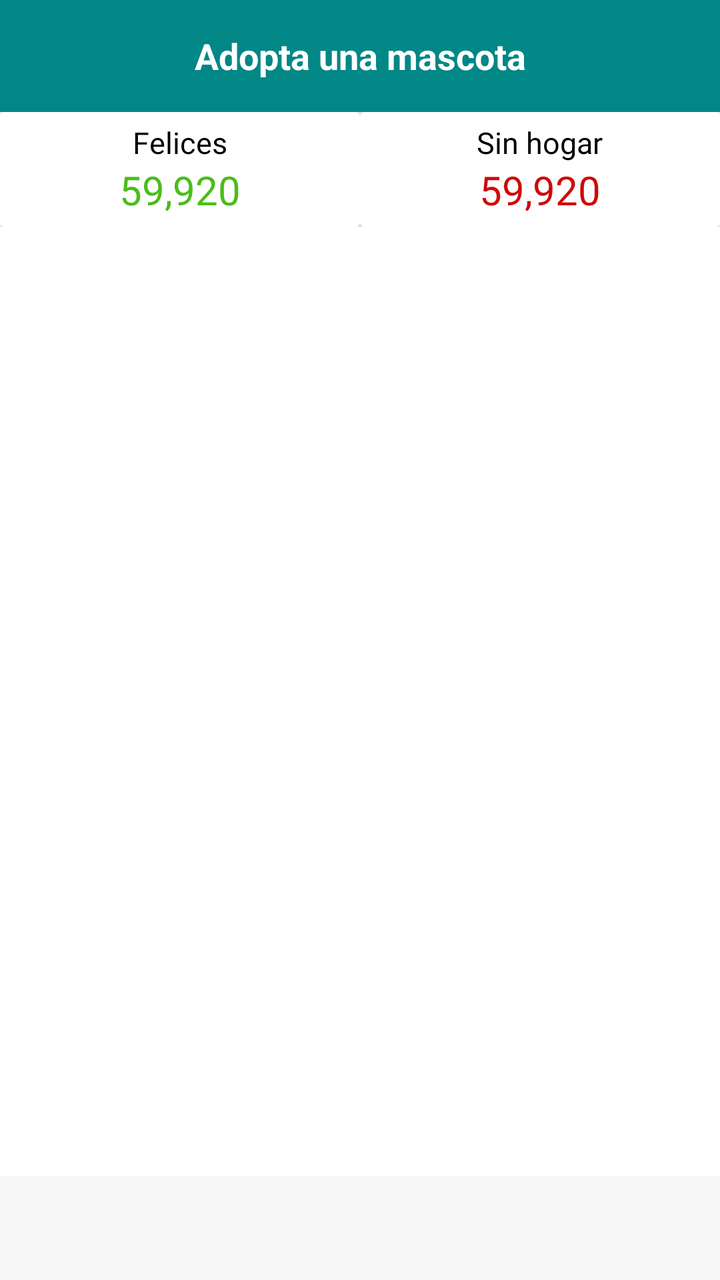
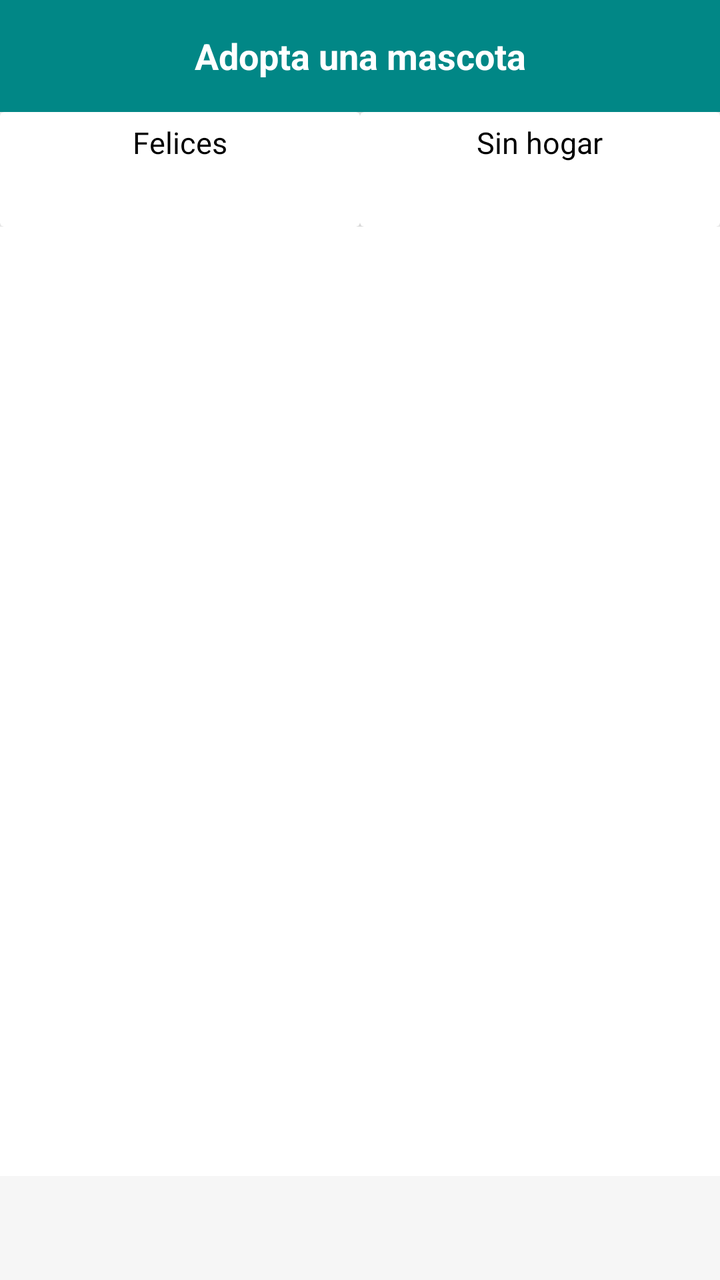

Compare the two renders of this Android layout. The source of the first and the diff that turns it into the second are given below.
<!-- AndroidManifest.xml: activity theme AppThemeLogin -->
<!-- res/layout/activity_users_screen.xml -->
<?xml version="1.0" encoding="utf-8"?>
<androidx.constraintlayout.widget.ConstraintLayout xmlns:android="http://schemas.android.com/apk/res/android"
    xmlns:app="http://schemas.android.com/apk/res-auto"
    xmlns:tools="http://schemas.android.com/tools"
    android:layout_width="match_parent"
    android:layout_height="match_parent"
    tools:context=".vistaUsuario.UsersScreenActivity">

    <FrameLayout
        android:layout_width="match_parent"
        android:layout_height="match_parent"
        app:layout_constraintBottom_toBottomOf="parent"
        app:layout_constraintEnd_toEndOf="parent"
        app:layout_constraintStart_toStartOf="parent"
        app:layout_constraintTop_toTopOf="parent">

        <androidx.constraintlayout.widget.ConstraintLayout
            android:layout_width="match_parent"
            android:layout_height="match_parent">

            <LinearLayout
                android:id="@+id/panelLayout"
                android:layout_width="match_parent"
                android:layout_height="?android:attr/actionBarSize"
                android:background="@color/teal_700"
                android:orientation="horizontal"
                android:weightSum="16"
                app:layout_constraintEnd_toEndOf="parent"
                app:layout_constraintStart_toStartOf="parent"
                app:layout_constraintTop_toTopOf="parent">

                <TextView
                    android:id="@+id/name_table_id"
                    android:layout_width="match_parent"
                    android:layout_height="wrap_content"
                    android:layout_gravity="center_vertical"
                    android:gravity="center"
                    android:text="Adopta una mascota"
                    android:textColor="@color/white"
                    android:textSize="18sp"
                    android:textStyle="bold" />
            </LinearLayout>

            <LinearLayout
                android:id="@+id/number"
                android:layout_width="match_parent"
                android:layout_height="wrap_content"
                android:gravity="center_horizontal"
                android:orientation="horizontal"
                app:layout_constraintEnd_toEndOf="parent"
                app:layout_constraintStart_toStartOf="parent"
                app:layout_constraintTop_toBottomOf="@+id/panelLayout">

                <androidx.cardview.widget.CardView
                    android:layout_width="0dp"
                    android:layout_height="wrap_content"
                    android:layout_weight="1"
                    app:cardElevation="11dp">

                    <LinearLayout
                        android:layout_width="match_parent"
                        android:layout_height="wrap_content"
                        android:layout_gravity="center_horizontal"
                        android:gravity="center_horizontal"
                        android:padding="5dp"
                        android:orientation="vertical">

                        <TextView
                            android:layout_width="wrap_content"
                            android:layout_height="wrap_content"
                            android:textColor="@color/black"
                            android:textSize="15sp"
                            android:text="Felices" />

                        <TextView
                            android:layout_width="wrap_content"
                            android:layout_height="wrap_content"
                            android:text="59,920"
                            android:textSize="20sp"
                            android:textColor="#4BBD1B"/>
                    </LinearLayout>

                </androidx.cardview.widget.CardView>

                <androidx.cardview.widget.CardView
                    android:layout_width="0dp"
                    android:layout_height="wrap_content"
                    android:layout_weight="1"
                    app:cardElevation="11dp">

                    <LinearLayout
                        android:layout_width="match_parent"
                        android:padding="5dp"
                        android:layout_height="wrap_content"
                        android:layout_gravity="center_horizontal"
                        android:gravity="center_horizontal"
                        android:orientation="vertical">

                        <TextView
                            android:textSize="15sp"
                            android:textColor="@color/black"
                            android:layout_width="wrap_content"
                            android:layout_height="wrap_content"
                            android:text="Sin hogar" />

                        <TextView
                            android:layout_width="wrap_content"
                            android:layout_height="wrap_content"
                            android:text="59,920"
                            android:textSize="20sp"
                            android:textColor="#CF0808"/>
                    </LinearLayout>


                </androidx.cardview.widget.CardView>

            </LinearLayout>

            <LinearLayout
                android:id="@+id/linearLayout2"
                android:layout_width="match_parent"
                android:layout_height="0dp"
                android:orientation="vertical"
                app:layout_constraintBottom_toTopOf="@+id/coordinatorLayout"
                app:layout_constraintEnd_toEndOf="parent"
                app:layout_constraintStart_toStartOf="parent"
                app:layout_constraintTop_toBottomOf="@+id/number">

                <androidx.viewpager2.widget.ViewPager2
                    android:id="@+id/vp_horizontal"
                    android:layout_width="match_parent"
                    android:layout_height="match_parent"
                    android:clipToPadding="false"
                    android:orientation="horizontal"
                    app:layout_constraintEnd_toEndOf="parent"
                    app:layout_constraintStart_toStartOf="parent"
                    app:layout_constraintTop_toTopOf="parent" />

            </LinearLayout>

            <androidx.coordinatorlayout.widget.CoordinatorLayout
                android:id="@+id/coordinatorLayout"
                android:layout_width="match_parent"
                android:layout_height="100dp"
                app:layout_constraintBottom_toBottomOf="parent"
                app:layout_constraintEnd_toEndOf="parent"
                app:layout_constraintStart_toStartOf="parent">

                <com.google.android.material.bottomappbar.BottomAppBar
                    android:id="@+id/app_bar"
                    android:layout_width="match_parent"
                    android:layout_height="wrap_content"
                    android:layout_gravity="bottom"
                    app:backgroundTint="#f6f6f6"
                    app:fabCradleMargin="8dp"
                    app:fabCradleRoundedCornerRadius="50dp"
                    app:fabCradleVerticalOffset="6dp">

                </com.google.android.material.bottomappbar.BottomAppBar>

                <com.google.android.material.tabs.TabLayout
                    android:id="@+id/tab_layout"
                    android:layout_width="match_parent"
                    android:layout_height="wrap_content"
                    android:clickable="false"
                    app:tabGravity="fill"
                    app:tabMode="fixed" />

            </androidx.coordinatorlayout.widget.CoordinatorLayout>

        </androidx.constraintlayout.widget.ConstraintLayout>

    </FrameLayout>

</androidx.constraintlayout.widget.ConstraintLayout>
<!-- resources referenced by this layout -->
<resources>
  <color name="black">#FF000000</color>
  <color name="teal_700">#FF018786</color>
  <color name="white">#FFFFFFFF</color>
  <style name="AppThemeLogin" parent="Theme.MaterialComponents.Light.NoActionBar">
          <item name="colorPrimary">@color/teal_200</item>
          <item name="colorPrimaryDark">@color/white</item>
          <item name="colorOnPrimary">@color/black</item>
      </style>
  <color name="teal_200">#FF03DAC5</color>
</resources>

<!-- the commit's change to res/layout/activity_users_screen.xml (unified diff, before → after) -->
@@ -62,22 +62,22 @@
                         android:layout_height="wrap_content"
                         android:layout_gravity="center_horizontal"
                         android:gravity="center_horizontal"
-                        android:padding="5dp"
-                        android:orientation="vertical">
+                        android:orientation="vertical"
+                        android:padding="5dp">
 
                         <TextView
                             android:layout_width="wrap_content"
                             android:layout_height="wrap_content"
+                            android:text="Felices"
                             android:textColor="@color/black"
-                            android:textSize="15sp"
-                            android:text="Felices" />
+                            android:textSize="15sp" />
 
                         <TextView
+                            android:id="@+id/numberF"
                             android:layout_width="wrap_content"
                             android:layout_height="wrap_content"
-                            android:text="59,920"
-                            android:textSize="20sp"
-                            android:textColor="#4BBD1B"/>
+                            android:textColor="#4BBD1B"
+                            android:textSize="20sp" />
                     </LinearLayout>
 
                 </androidx.cardview.widget.CardView>
@@ -90,25 +90,25 @@
 
                     <LinearLayout
                         android:layout_width="match_parent"
-                        android:padding="5dp"
                         android:layout_height="wrap_content"
                         android:layout_gravity="center_horizontal"
                         android:gravity="center_horizontal"
-                        android:orientation="vertical">
-
-                        <TextView
-                            android:textSize="15sp"
-                            android:textColor="@color/black"
-                            android:layout_width="wrap_content"
-                            android:layout_height="wrap_content"
-                            android:text="Sin hogar" />
+                        android:orientation="vertical"
+                        android:padding="5dp">
 
                         <TextView
                             android:layout_width="wrap_content"
                             android:layout_height="wrap_content"
-                            android:text="59,920"
-                            android:textSize="20sp"
-                            android:textColor="#CF0808"/>
+                            android:text="Sin hogar"
+                            android:textColor="@color/black"
+                            android:textSize="15sp" />
+
+                        <TextView
+                            android:id="@+id/numberS"
+                            android:layout_width="wrap_content"
+                            android:layout_height="wrap_content"
+                            android:textColor="#CF0808"
+                            android:textSize="20sp" />
                     </LinearLayout>
 
 
